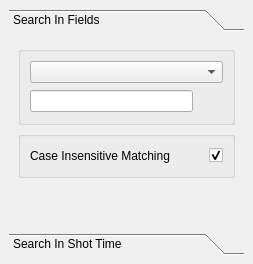
This is src/components/addons/searchDatabase/ui/Search_Database.ui in KelSolaar/sIBL_GUI as Qt 5 draws it before an edit. The edited form follows.
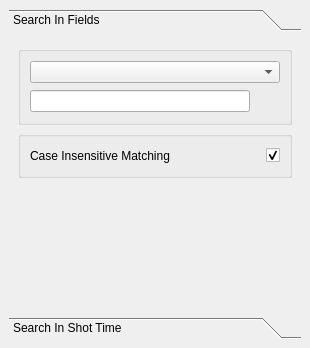
This is the edited form.

Diff of the .ui file:
```diff
--- a/src/components/addons/searchDatabase/ui/Search_Database.ui
+++ b/src/components/addons/searchDatabase/ui/Search_Database.ui
@@ -2,6 +2,14 @@
 <ui version="4.0">
  <class>Search_Database_DockWidget</class>
  <widget class="QDockWidget" name="Search_Database_DockWidget">
+  <property name="geometry">
+   <rect>
+    <x>0</x>
+    <y>0</y>
+    <width>310</width>
+    <height>348</height>
+   </rect>
+  </property>
   <property name="windowTitle">
    <string>Search Database</string>
   </property>
```
Left out of the diff: 14 changed lines with no effect on the pictures.
